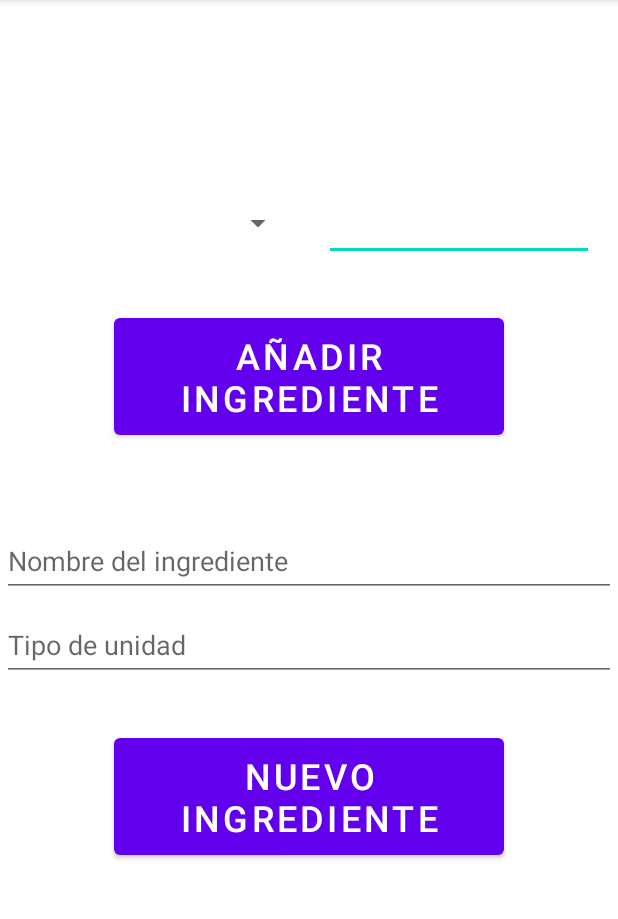
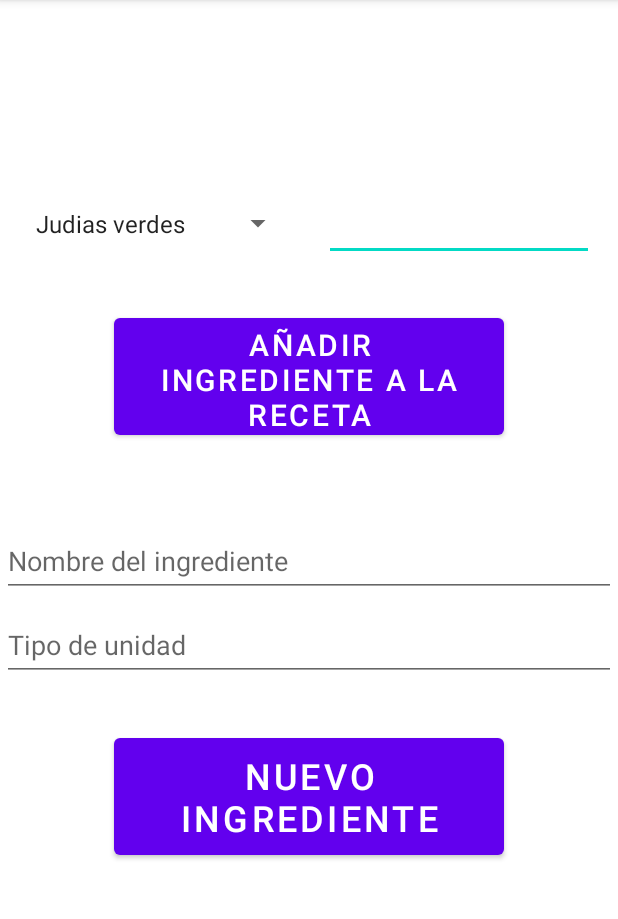
Before and after one commit to Mikelverde/miMenu, an Android app: the NuevaReceta screen opened directly, with no data from a screen before it, on a phone screen of 412 x 824 dp, the part 84-1003 px from its top. Run offline under Robolectric (Android 15) with nearby library versions, the phone set to English and light mode, and no system bars; our stand-ins replace Room's generated code; 1 statement that could not run was skipped.

Commit message:
Cargamos la bbdd y vista platos, ok

```diff
--- a/app/src/main/AndroidManifest.xml
+++ b/app/src/main/AndroidManifest.xml
@@ -9,7 +9,8 @@
         android:roundIcon="@mipmap/ic_launcher_round"
         android:supportsRtl="true"
         android:theme="@style/Theme.MiMenu">
-        <activity android:name=".Vistas.NuevaReceta"></activity>
+        <activity android:name=".Vistas.ListaPlatos"></activity>
+        <activity android:name=".Vistas.NuevaReceta" />
         <activity android:name=".Vistas.NuevoPlato" />
         <activity android:name=".MainActivity">
             <intent-filter>
--- a/app/src/main/java/com/example/mimenu/Dao/Consultas.java
+++ b/app/src/main/java/com/example/mimenu/Dao/Consultas.java
@@ -1,6 +1,7 @@
 package com.example.mimenu.Dao;
 
 import androidx.room.Dao;
+import androidx.room.Delete;
 import androidx.room.Insert;
 import androidx.room.Query;
 
@@ -24,4 +25,14 @@ public interface Consultas {
     long insertReceta(Receta receta);
     @Query("SELECT * FROM Receta WHERE idPlato=:plato")
     List<Receta> getReceta(int plato);
+    @Query("SELECT idIngrediente FROM Ingrediente WHERE nombreIngrediente LIKE :nombreIngrediente")
+    int buscarIdIngrediente(String nombreIngrediente);
+    @Query("SELECT * FROM Plato WHERE nombrePlato LIKE :nombrePlato")
+    Plato buscarPlato(String nombrePlato);
+    @Query("DELETE FROM Plato ")
+    void borrarTablaPlato();
+    @Query("DELETE FROM Ingrediente ")
+    void borrarTablaIngrediente();
+    @Query("DELETE FROM Receta ")
+    void borrarTablaReceta();
 }
--- a/app/src/main/java/com/example/mimenu/Tablas/Ingrediente.java
+++ b/app/src/main/java/com/example/mimenu/Tablas/Ingrediente.java
@@ -9,4 +9,13 @@ public class Ingrediente {
     public int idIngrediente;
     public String unidades;
     public String nombreIngrediente;
+
+    public Ingrediente(String unidades, String nombreIngrediente) {
+        this.unidades = unidades;
+        this.nombreIngrediente = nombreIngrediente;
+    }
+
+    public Ingrediente() {
+
+    }
 }
--- a/app/src/main/java/com/example/mimenu/Vistas/NuevaReceta.java
+++ b/app/src/main/java/com/example/mimenu/Vistas/NuevaReceta.java
@@ -5,6 +5,7 @@ import androidx.appcompat.app.AppCompatActivity;
 import android.os.Bundle;
 import android.view.View;
 import android.widget.ArrayAdapter;
+import android.widget.EditText;
 import android.widget.Spinner;
 import android.widget.TextView;
 import android.widget.Toast;
@@ -14,13 +15,15 @@ import com.example.mimenu.Metodos.Metodos;
 import com.example.mimenu.R;
 import com.example.mimenu.Tablas.Ingrediente;
 import com.example.mimenu.Tablas.Plato;
+import com.example.mimenu.Tablas.Receta;
 
 import java.util.ArrayList;
 import java.util.List;
 
 public class NuevaReceta extends AppCompatActivity {
 
-    private TextView txtPlato,txtnombreIngrediente,txtUnidades;
+    private TextView txtPlato;
+    private EditText txtnombreIngrediente,txtUnidades,txtCantidad;
     DataBase dataBase;
     private Plato plato;
     private Bundle datosPlato;
@@ -35,16 +38,23 @@ public class NuevaReceta extends AppCompatActivity {
 
         //Cargamos la BBDD con el metodo
         dataBase= Metodos.getDataBase(this);
-        //Creamos un plato
-        plato=new Plato();
         //Cargamos los elementos de la pantalla con lo que vamos a interactuar
         txtPlato=findViewById(R.id.txt_plato);
         txtnombreIngrediente=findViewById(R.id.txt_nombreIngrediente);
         txtUnidades=findViewById(R.id.txt_unidades);
         spinnerIngredientes=findViewById(R.id.spn_ingredientesReceta);
+        txtCantidad=findViewById(R.id.txt_cantidad);
         //Recuperamos la informacion del intent para trabajar con el plato guardado en nuevoPlato.class
-        nombrePlatoGuardado=getIntent().getStringExtra("nombrePlato");
-        txtPlato.setText(nombrePlatoGuardado);
+        nombrePlatoGuardado=getIntent().getStringExtra("plato");
+        try{
+            plato=dataBase.consultas().buscarPlato(nombrePlatoGuardado);
+         }catch (Exception e){
+        Toast.makeText(this, e.getMessage(), Toast.LENGTH_SHORT).show();
+    }
+        txtPlato.setText(plato.nombrePlato);
+
+
+
         //Los arrayList para cargar en los spiner
         arrayListIngredientes=generarArrayIngredientes();
         //Generamos los adapter para cargar los spinner
@@ -88,6 +98,24 @@ public class NuevaReceta extends AppCompatActivity {
         }catch (Exception e){
             Toast.makeText(this, e.getMessage(), Toast.LENGTH_SHORT).show();
         }
+    }
+
+    public void insertarReceta(View view){
+        Receta receta=new Receta();
+        try {
+            receta.idPlato=plato.idPlato;
+            receta.idIngrediente=dataBase.consultas().buscarIdIngrediente(spinnerIngredientes.getSelectedItem().toString());
+            receta.cantidad=Integer.parseInt(txtCantidad.getText().toString());
+            long correcto=dataBase.consultas().insertReceta(receta);
+            if(correcto>0){
+                Toast.makeText(this, "INGREDIENTE GUARDADO", Toast.LENGTH_SHORT).show();
+            }else {
+                Toast.makeText(this, "HA OCURRIDO UN ERROR", Toast.LENGTH_SHORT).show();
+            }
+        }catch (Exception e){
+            Toast.makeText(this, e.getMessage(), Toast.LENGTH_SHORT).show();
+        }
+
 
 
 
--- a/app/src/main/java/com/example/mimenu/Vistas/NuevoPlato.java
+++ b/app/src/main/java/com/example/mimenu/Vistas/NuevoPlato.java
@@ -69,7 +69,7 @@ public class NuevoPlato extends AppCompatActivity {
             if(correcto>0){
                 Toast.makeText(this, "PLATO GUARDADO", Toast.LENGTH_SHORT).show();
                 //si todo ha salido bien cambiamos de pantalla y pasamos la idPlato a la siguiente pantalla
-                i.putExtra("nombrePlato",plato.nombrePlato);
+                i.putExtra("plato",plato.nombrePlato);
                 startActivity(i);
             }else {
                 Toast.makeText(this, "HA OCURRIDO UN ERROR", Toast.LENGTH_SHORT).show();
--- a/app/src/main/res/layout/activity_nueva_receta.xml
+++ b/app/src/main/res/layout/activity_nueva_receta.xml
@@ -12,7 +12,7 @@
         android:layout_height="90dp"
         android:layout_marginTop="32dp"
         android:onClick="insertarIngrediente"
-        android:text="NUEVO INGREDIENTE"
+        android:text="@string/nuevo_ingrediente"
         android:textSize="24sp"
         app:layout_constraintBottom_toBottomOf="parent"
         app:layout_constraintEnd_toEndOf="parent"
@@ -29,7 +29,6 @@
         android:layout_marginEnd="16dp"
         android:layout_marginBottom="16dp"
         android:gravity="center_horizontal|center_vertical"
-        android:text="TextView"
         android:textSize="24sp"
         app:layout_constraintBottom_toBottomOf="parent"
         app:layout_constraintEnd_toEndOf="parent"
@@ -51,7 +50,8 @@
         app:layout_constraintHorizontal_bias="1.0"
         app:layout_constraintStart_toEndOf="@+id/spn_ingredientesReceta"
         app:layout_constraintTop_toBottomOf="@+id/txt_plato"
-        app:layout_constraintVertical_bias="0.0" />
+        app:layout_constraintVertical_bias="0.0"
+        android:autofillHints="" />
 
     <Spinner
         android:id="@+id/spn_ingredientesReceta"
@@ -74,21 +74,23 @@
         android:layout_marginTop="8dp"
         android:layout_weight="1"
         android:ems="10"
-        android:hint="Nombre del ingrediente"
+        android:hint="@string/nombre_del_ingrediente"
         android:inputType="textPersonName"
         app:layout_constraintBottom_toBottomOf="parent"
         app:layout_constraintEnd_toEndOf="parent"
         app:layout_constraintStart_toStartOf="parent"
         app:layout_constraintTop_toBottomOf="@+id/btn_receta"
-        app:layout_constraintVertical_bias="0.110000014" />
+        app:layout_constraintVertical_bias="0.110000014"
+        android:autofillHints="" />
 
     <Button
         android:id="@+id/btn_receta"
         android:layout_width="260dp"
         android:layout_height="90dp"
         android:layout_marginTop="32dp"
-        android:text="AÑADIR INGREDIENTE"
-        android:textSize="24sp"
+        android:onClick="insertarReceta"
+        android:text="@string/a_adir_ingrediente_a_la_receta"
+        android:textSize="20sp"
         app:layout_constraintBottom_toBottomOf="parent"
         app:layout_constraintEnd_toEndOf="parent"
         app:layout_constraintStart_toStartOf="parent"
@@ -102,12 +104,13 @@
         android:layout_marginTop="8dp"
         android:layout_weight="1"
         android:ems="10"
-        android:hint="Tipo de unidad"
+        android:hint="@string/tipo_de_unidad"
         android:inputType="textPersonName"
         app:layout_constraintBottom_toBottomOf="parent"
         app:layout_constraintEnd_toEndOf="parent"
         app:layout_constraintStart_toStartOf="parent"
         app:layout_constraintTop_toBottomOf="@+id/txt_nombreIngrediente"
-        app:layout_constraintVertical_bias="0.0" />
+        app:layout_constraintVertical_bias="0.0"
+        android:autofillHints="" />
 
 </androidx.constraintlayout.widget.ConstraintLayout>
--- a/app/src/main/res/values/strings.xml
+++ b/app/src/main/res/values/strings.xml
@@ -2,4 +2,8 @@
     <string name="app_name">miMenu</string>
     <string name="nuevo_plato">NUEVO PLATO</string>
     <string name="nombre_del_plato">Nombre del plato</string>
+    <string name="nuevo_ingrediente">NUEVO INGREDIENTE</string>
+    <string name="nombre_del_ingrediente">Nombre del ingrediente</string>
+    <string name="tipo_de_unidad">Tipo de unidad</string>
+    <string name="a_adir_ingrediente_a_la_receta">AÑADIR INGREDIENTE A LA RECETA</string>
 </resources>
```
Also changed, not shown: app/src/main/java/com/example/mimenu/MainActivity.java (+13 -0 lines), app/src/main/java/com/example/mimenu/Metodos/Metodos.java (+199 -0 lines), app/src/main/java/com/example/mimenu/PlatosArrayAdapter.java (added, +45 -0 lines), app/src/main/java/com/example/mimenu/Tablas/Plato.java (+19 -0 lines), app/src/main/java/com/example/mimenu/Tablas/Receta.java (+11 -1 lines), app/src/main/java/com/example/mimenu/Vistas/ListaPlatos.java (added, +41 -0 lines), app/src/main/res/layout/activity_lista_platos.xml (added, +22 -0 lines), app/src/main/res/layout/activity_main.xml (+30 -1 lines), app/src/main/res/layout/item_plato.xml (added, +16 -0 lines), app/src/main/res/Font/arial.ttf (added).
